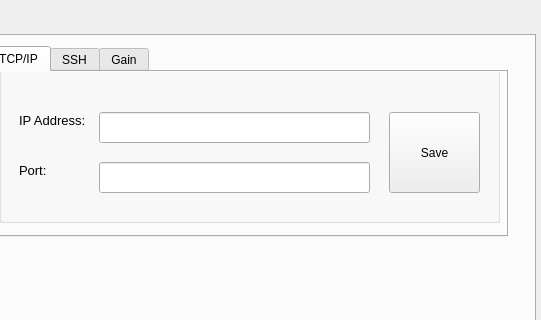
Old version of the form QTcp_example/ui/plotnetworkdata.ui in the repository BreadOak/TCP-IP_Test; both pictures show x 775 to 1316 and y 0 to 320 of the 1316 by 756 pixel window.
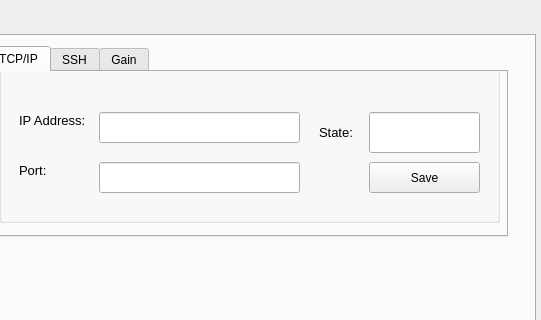
New version of the form. The open tabs and pages were chosen to show the change. Custom widgets are drawn as their Qt base class.

Diff of the .ui file:
```diff
--- a/QTcp_example/ui/plotnetworkdata.ui
+++ b/QTcp_example/ui/plotnetworkdata.ui
@@ -82,7 +82,7 @@
       <property name="geometry">
        <rect>
         <x>0</x>
-        <y>200</y>
+        <y>210</y>
         <width>1291</width>
         <height>461</height>
        </rect>
@@ -394,7 +394,7 @@
           <rect>
            <x>100</x>
            <y>100</y>
-           <width>271</width>
+           <width>201</width>
            <height>31</height>
           </rect>
          </property>
@@ -407,7 +407,7 @@
           <rect>
            <x>100</x>
            <y>50</y>
-           <width>271</width>
+           <width>201</width>
            <height>31</height>
           </rect>
          </property>
@@ -418,10 +418,10 @@
         <widget class="QPushButton" name="saveButton">
          <property name="geometry">
           <rect>
-           <x>390</x>
-           <y>50</y>
-           <width>91</width>
-           <height>81</height>
+           <x>370</x>
+           <y>100</y>
+           <width>111</width>
+           <height>31</height>
           </rect>
          </property>
          <property name="font">
@@ -433,6 +433,37 @@
           <string>Save</string>
          </property>
         </widget>
+        <widget class="QLineEdit" name="Saved">
+         <property name="geometry">
+          <rect>
+           <x>370</x>
+           <y>50</y>
+           <width>111</width>
+           <height>41</height>
+          </rect>
+         </property>
+         <property name="text">
+          <string/>
+         </property>
+        </widget>
+        <widget class="QLabel" name="State_save">
+         <property name="geometry">
+          <rect>
+           <x>320</x>
+           <y>50</y>
+           <width>41</width>
+           <height>41</height>
+          </rect>
+         </property>
+         <property name="font">
+          <font>
+           <pointsize>10</pointsize>
+          </font>
+         </property>
+         <property name="text">
+          <string>State:</string>
+         </property>
+        </widget>
        </widget>
       </widget>
       <widget class="QWidget" name="SSH">
```
Left out of the diff: 21 changed lines with no effect on the pictures.
